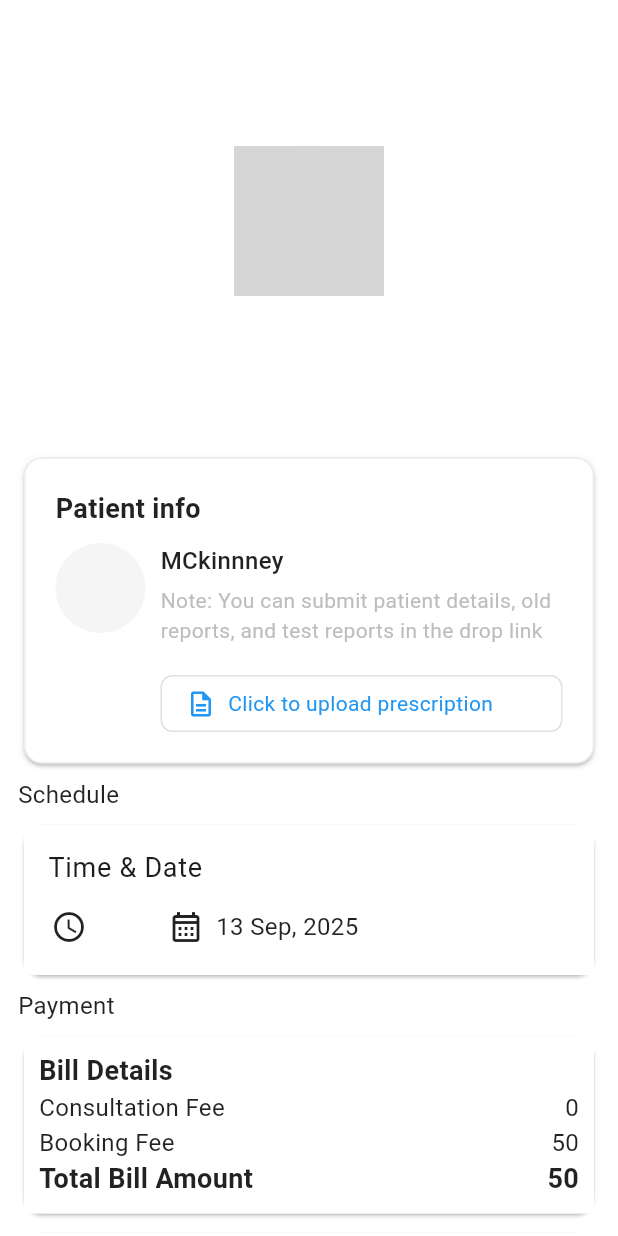
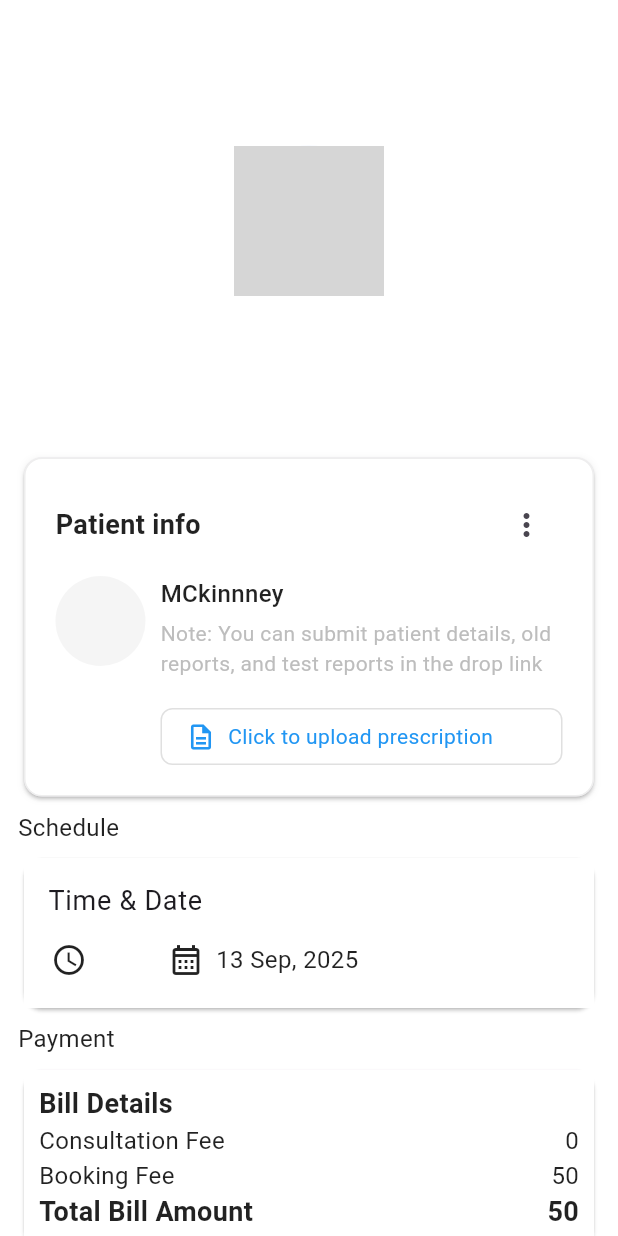
Before and after one commit to AkashMaroli/hospitalManagementUser, a Flutter app: the PaymentPatientDetail screen opened directly with empty values, on a phone screen of 412 x 824 dp. Run offline on Flutter 3.47's test engine with Material 3 defaults, Android fonts, the phone set to English and light mode, and no system bars; our stand-ins replace bloc, cloud_firestore, equatable, firebase_auth, firebase_core, flutter_bloc and 2 more; missing offline and left inert: flutter_flip_card, razorpay_flutter, super_icons; accounts and stored records are empty; network calls fail; statements that could not run were skipped; grey boxes are pictures that could not be loaded.

Commit message:
feat:completed payement gateway integration

```diff
--- a/lib/data/models/patient_details_model.dart
+++ b/lib/data/models/patient_details_model.dart
@@ -1,6 +1,7 @@
 import 'package:hospitalmanagementuser/data/models/patient_history_model.dart';
 
 class PatientDetailModel {
+  final String patientId;
   final String patientFullName;
   final String age;
   final String mobNumber;
@@ -10,6 +11,8 @@ class PatientDetailModel {
   final List<PatientHistoryModel>? patientHistory;
 
   PatientDetailModel({
+        required this.patientId,
+
     required this.patientFullName,
     required this.age,
     required this.mobNumber,
@@ -21,6 +24,8 @@ class PatientDetailModel {
 
   factory PatientDetailModel.fromJson(Map<String, dynamic> json) {
     return PatientDetailModel(
+            patientId: json['patientId'], // NEW
+
       patientFullName: json['patientFullName'],
       age: json['age'],
       mobNumber: json['mobNumber'],
@@ -37,6 +42,8 @@ class PatientDetailModel {
 
   Map<String, dynamic> toJson() {
     return {
+            'patientId': patientId, // NEW
+
       'patientFullName': patientFullName,
       'age': age,
       'mobNumber': mobNumber,
--- a/lib/presentation/controllers/global_controller.dart
+++ /dev/null
@@ -1,4 +0,0 @@
-// import 'package:hospitalmanagementuser/data/models/patient_details_model.dart';
-// import 'package:hospitalmanagementuser/data/models/user_patient_model.dart';
-
-// UserPatientModel patientDetail;
--- a/lib/presentation/pages/docors_section/all_doctors_screen.dart
+++ b/lib/presentation/pages/docors_section/all_doctors_screen.dart
@@ -77,7 +77,7 @@ class AllDoctorsScreen extends StatelessWidget {
   // Doctor Grid Item Widget
   Widget doctorGridItem(DoctorsProfileModel obj, BuildContext context) {
     return GestureDetector(
-      onDoubleTap: () {
+      onTap: () {
         Navigator.push(
           context,
           MaterialPageRoute(
@@ -152,7 +152,7 @@ class AllDoctorsScreen extends StatelessWidget {
                   Icon(Icons.star, color: Colors.amber, size: 14),
                   SizedBox(width: 3),
                   Text(
-                    '4.0', // Assuming a default rating
+                    '4.2', // Assuming a default rating
                     style: TextStyle(fontSize: 12, fontWeight: FontWeight.bold),
                   ),
                   SizedBox(width: 3),
--- a/lib/presentation/pages/doctor_detail/widget/patient_info_card_widget.dart
+++ b/lib/presentation/pages/doctor_detail/widget/patient_info_card_widget.dart
@@ -1,10 +1,9 @@
 import 'package:flutter/material.dart';
-
 
 class PatientInfoCard extends StatelessWidget {
   // PatientDetailModel patientDetailModel;
 
-  PatientInfoCard({super.key,});
+  PatientInfoCard({super.key});
 
   @override
   Widget build(BuildContext context) {
@@ -29,13 +28,27 @@ class PatientInfoCard extends StatelessWidget {
         child: Column(
           crossAxisAlignment: CrossAxisAlignment.start,
           children: [
+            Row(
+              children: [
                 const Text(
                   'Patient info',
                   style: TextStyle(fontSize: 18, fontWeight: FontWeight.bold),
                 ),
+                Spacer(),
+                IconButton(onPressed: () {}, icon: Icon(Icons.more_vert_sharp)),
+              ],
+            ),
             const SizedBox(height: 10),
 
-            Row(
+            patientInfoDetails(),
+          ],
+        ),
+      ),
+    );
+  }
+
+  Row patientInfoDetails() {
+    return Row(
             crossAxisAlignment: CrossAxisAlignment.start,
             children: [
               Column(
@@ -104,10 +117,6 @@ class PatientInfoCard extends StatelessWidget {
                 ),
               ),
             ],
-            ),
-          ],
-        ),
-      ),
           );
   }
 }
--- a/lib/presentation/pages/payment_detail_&_patient_detail/payment_patient_detail.dart
+++ b/lib/presentation/pages/payment_detail_&_patient_detail/payment_patient_detail.dart
@@ -1,12 +1,18 @@
+import 'package:cloud_firestore/cloud_firestore.dart';
+import 'package:firebase_auth/firebase_auth.dart';
+import 'package:firebase_core/firebase_core.dart';
 import 'package:flutter/material.dart';
 import 'package:hospitalmanagementuser/core/constants.dart';
 import 'package:hospitalmanagementuser/data/models/doctors_model.dart';
+import 'package:hospitalmanagementuser/data/services/auth_services.dart';
+import 'package:hospitalmanagementuser/presentation/controllers/global_controller.dart';
 import 'package:hospitalmanagementuser/presentation/pages/doctor_detail/widget/patient_info_card_widget.dart';
 import 'package:hospitalmanagementuser/presentation/pages/payment_detail_&_patient_detail/widget/button_widget.dart';
 import 'package:intl/intl.dart';
+import 'package:razorpay_flutter/razorpay_flutter.dart';
 
 // ignore: must_be_immutable
-class PaymentPatientDetail extends StatelessWidget {
+class PaymentPatientDetail extends StatefulWidget {
   DoctorsProfileModel doctorsProfileModel;
   final DateTime date;
   final String time;
@@ -18,9 +24,26 @@ class PaymentPatientDetail extends StatelessWidget {
   });
 
   @override
+  State<PaymentPatientDetail> createState() => _PaymentPatientDetailState();
+}
+
+class _PaymentPatientDetailState extends State<PaymentPatientDetail> {
+  late Razorpay _razorpay;
+  String patientname='';
+  var amountTotal;
+  void initState() {
+    super.initState();
+    _razorpay = Razorpay();
+    _razorpay.on(Razorpay.EVENT_PAYMENT_SUCCESS, _handlePaymentSuccess);
+    _razorpay.on(Razorpay.EVENT_PAYMENT_ERROR, _handlePaymentError);
+    _razorpay.on(Razorpay.EVENT_EXTERNAL_WALLET, _handleExternalWallet);
+  }
+
+  @override
   Widget build(BuildContext context) {
-    final String formattedDate = DateFormat('dd MMM, yyyy').format(date);
-    int sum=doctorsProfileModel.expectedConsultationFee+50;
+    final String formattedDate = DateFormat('dd MMM, yyyy').format(widget.date);
+    int sumamount = widget.doctorsProfileModel.expectedConsultationFee + 50;
+    amountTotal=sumamount;
     return Scaffold(
       backgroundColor: backgroudColor,
       body: SingleChildScrollView(
@@ -37,15 +60,15 @@ class PaymentPatientDetail extends StatelessWidget {
                   height: 100,
                   color: const Color.fromARGB(255, 230, 239, 255),
                   child: Image.network(
-                    doctorsProfileModel.photoUrl,
+                    widget.doctorsProfileModel.photoUrl,
                     fit: BoxFit.cover,
                   ),
                 ),
               ),
               SizedBox(height: 10),
-              Text(doctorsProfileModel.fullName),
-              Text(doctorsProfileModel.department),
-              Text(doctorsProfileModel.qualification),
+              Text(widget.doctorsProfileModel.fullName),
+              Text(widget.doctorsProfileModel.department),
+              Text(widget.doctorsProfileModel.qualification),
               // Row(
               //   mainAxisAlignment: MainAxisAlignment.start,
               //   children: [Text(" Appointment")],
@@ -70,7 +93,7 @@ class PaymentPatientDetail extends StatelessWidget {
                         children: [
                           SizedBox(width: 10),
                           Icon(Icons.query_builder),
-                          Text(time),
+                          Text(widget.time),
                           SizedBox(width: 30),
                           Icon(Icons.calendar_month_outlined),
                           Text(formattedDate),
@@ -111,7 +134,7 @@ class PaymentPatientDetail extends StatelessWidget {
                           Column(
                             children: [
                               Text(
-                                '${doctorsProfileModel.expectedConsultationFee}',
+                                '${widget.doctorsProfileModel.expectedConsultationFee}',
                               ),
                             ],
                           ),
@@ -141,7 +164,7 @@ class PaymentPatientDetail extends StatelessWidget {
                           Column(
                             children: [
                               Text(
-                                '$sum',
+                                '$sumamount',
                                 style: TextStyle(
                                   fontWeight: FontWeight.bold,
                                   fontSize: 18,
@@ -186,11 +209,79 @@ class PaymentPatientDetail extends StatelessWidget {
                 ),
               ),
               SizedBox(height: 10),
-              buildPayButton(context),
+              buildPayButton(context, openCheckout),
             ],
           ),
         ),
       ),
     );
   }
+
+  void openCheckout() async {
+    var options = {
+      'key': myRazorpayapikey, // Replace with your Razorpay Key
+      'amount': amountTotal * 100, // in paise = 500 INR
+      'name': 'Med Valley',
+      'description': 'Payment for services',
+       'prefill': {'contact': '9876543210', 'email': 'example@domain.com'},
+      'external': {
+        'wallets': ['paytm'],
+      },
+    };
+
+    try {
+      _razorpay.open(options);
+    } catch (e) {
+      debugPrint('Error: $e');
+    }
+  }
+
+  void _handlePaymentSuccess(PaymentSuccessResponse response) async {
+    // String userId =
+    //     "USER_ID"; // Replace with real user ID from FirebaseAuth if using auth
+    String purpose = "Appointment Booking";
+    DateTime now = DateTime.now();
+
+    try {
+      await FirebaseFirestore.instance.collection('payments').add({
+        'userId': FirebaseAuth.instance.currentUser?.uid,
+        'paymentId': response.paymentId,
+        'amount': amountTotal / 100, // convert paise to INR
+        'purpose': purpose,
+        'timestamp': now,
+      });
+      await FirebaseFirestore.instance.collection('appointments').add({
+        'userId': FirebaseAuth.instance.currentUser?.uid,
+        'doctorId':widget.doctorsProfileModel.id ,
+        'patientName': patientname,
+        'date': widget.date,
+        'time': widget.time,
+      });
+      // ignore: use_build_context_synchronously
+      ScaffoldMessenger.of(
+        context,
+      ).showSnackBar(SnackBar(content: Text("Payment Successful!")));
+    } catch (e) {
+      print("Error saving payment: $e");
+      // ignore: use_build_context_synchronously
+      ScaffoldMessenger.of(
+        context,
+      ).showSnackBar(SnackBar(content: Text("Payment saved failed")));
+    }
+  }
+
+  void _handlePaymentError(PaymentFailureResponse response) {
+    print("Payment Error: ${response.message}");
+    // Show error message
+  }
+
+  void _handleExternalWallet(ExternalWalletResponse response) {
+    print("External Wallet Selected: ${response.walletName}");
+  }
+
+  @override
+  void dispose() {
+    super.dispose();
+    _razorpay.clear();
+  }
 }
--- a/lib/presentation/pages/payment_detail_&_patient_detail/widget/button_widget.dart
+++ b/lib/presentation/pages/payment_detail_&_patient_detail/widget/button_widget.dart
@@ -1,14 +1,11 @@
 import 'package:flutter/material.dart';
 import 'package:hospitalmanagementuser/data/services/razorpay_services.dart';
 
-
-Widget buildPayButton(BuildContext context) {
+Widget buildPayButton(BuildContext context, VoidCallback buttonFunction) {
   return ElevatedButton(
     onPressed: () {
-      Navigator.push(
-        context,
-        MaterialPageRoute(builder: (context) => PaymentPage()),
-      );
+      buttonFunction();
+      print('working button');
     },
     style: ElevatedButton.styleFrom(
       minimumSize: Size(double.infinity, 50),
--- a/lib/presentation/pages/splash_screen/splash_screen.dart
+++ b/lib/presentation/pages/splash_screen/splash_screen.dart
@@ -1,4 +1,5 @@
 import 'package:flutter/material.dart';
+import 'package:super_icons/super_icons.dart';
 
 class SplashScreen extends StatefulWidget {
   final Widget nextScreen;
@@ -78,7 +79,7 @@ class _SplashScreenState extends State<SplashScreen>
             // Animated logo with bounce
             ScaleTransition(
               scale: _logoScale,
-              child: const Icon(Icons.local_hospital_rounded,
+              child: const Icon(SuperIcons.lc_stethoscope,
                   size: 75, color: Colors.white),
             ),
 
```
Also changed, not shown: lib/data/models/user_patient_model.dart (+34 -32 lines), lib/data/services/auth_services.dart (+37 -11 lines), lib/data/services/patient_services.dart (+70 -1 lines), lib/data/services/razorpay_services.dart (+89 -89 lines), lib/main.dart (+19 -7 lines), lib/presentation/pages/profile/profile_screen.dart (+33 -25 lines), lib/presentation/widgets/bottom_nav_bar.dart (+7 -3 lines). Lines whose indentation alone changed are shown as unchanged.
